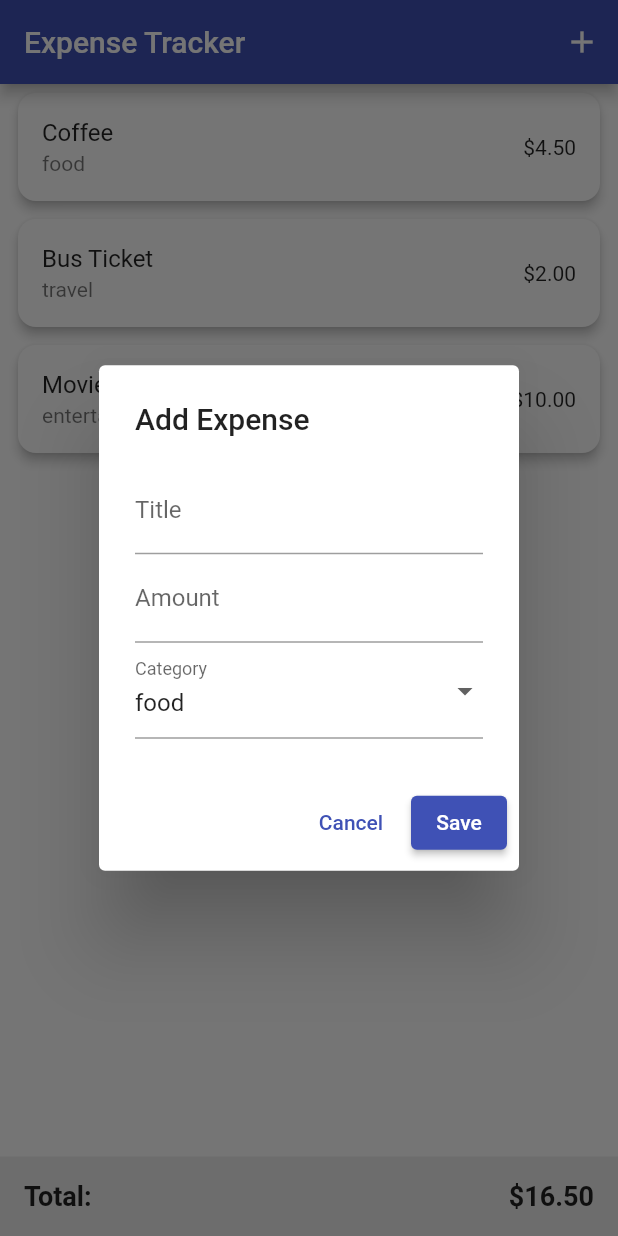
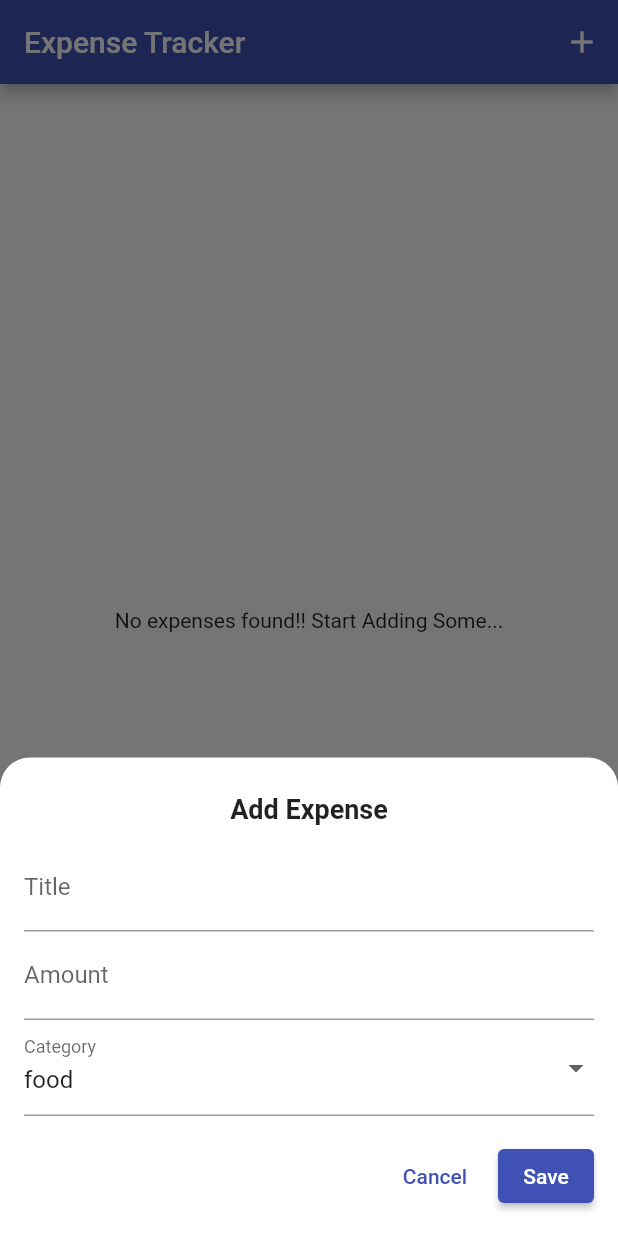
Before and after one commit to farihaarai/expense-tracker-flutter-bloc, a Flutter app: the screen it shows after launch, after a tap on the "add" icon, on a phone screen of 412 x 824 dp. Run offline on Flutter 3.47's test engine with Material 3 defaults, Android fonts, the phone set to English and light mode, and no system bars; our stand-ins replace copy_with_extension, equatable, flutter_bloc.

Commit message:
feat: replace add expense dialog with modal bottom sheet - Removed the previous dialog implementation for adding expenses - Implemented a modal bottom sheet for a smoother and modern UI experience - Updated related UI components to work with the new modal

```diff
--- a/lib/blocs/expense_bloc.dart
+++ b/lib/blocs/expense_bloc.dart
@@ -1,60 +1,31 @@
 import 'package:expense_tracker_bloc/blocs/expense_event.dart';
 import 'package:expense_tracker_bloc/blocs/expense_state.dart';
-import 'package:expense_tracker_bloc/enums/expense_category.dart';
+// import 'package:expense_tracker_bloc/enums/expense_category.dart';
 import 'package:expense_tracker_bloc/models/expense.dart';
 import 'package:flutter_bloc/flutter_bloc.dart';
 
 class ExpenseBloc extends Bloc<ExpenseEvent, ExpenseState> {
-  ExpenseBloc()
-    : super(
-        ExpenseState(
-          expenses: [
-            Expense(
-              id: 1,
-              title: "Coffee",
-              amount: 4.5,
-              date: DateTime.now(),
-              category: ExpenseCategory.food,
-            ),
-            Expense(
-              id: 2,
-              title: "Bus Ticket",
-              amount: 2.0,
-              date: DateTime.now(),
-              category: ExpenseCategory.travel,
-            ),
-            Expense(
-              id: 3,
-              title: "Movie",
-              amount: 10.0,
-              date: DateTime.now(),
-              category: ExpenseCategory.entertainment,
-            ),
-          ],
-          totalAmount: 16.5,
-          categoryTotals: {"Food": 4.5, "Travel": 2.0, "Entertainment": 10.0},
-        ),
-      ) {
-    on<LoadExpenses>(_onLoadExpensesEvent);
+  ExpenseBloc() : super(ExpenseState()) {
+    // on<LoadExpenses>(_onLoadExpensesEvent);
     on<AddExpense>(_onAddExpenseEvent);
     on<DeleteExpense>(_onDeleteExpenseEvent);
   }
 
-  void _onLoadExpensesEvent(LoadExpenses event, Emitter<ExpenseState> emit) {}
+  // void _onLoadExpensesEvent(LoadExpenses event, Emitter<ExpenseState> emit) {}
 
   void _onAddExpenseEvent(AddExpense event, Emitter<ExpenseState> emit) {
     // Way 1
-    List<Expense> list = state.expenses; // existing state expenses
-    list.add(event.expense); // add
+    // List<Expense> list = state.expenses; // existing state expenses
+    // list.add(event.expense); // add
 
     // Way 2
     // creating new list from existing list
-    // List<Expense> newList = [...state.expenses, event.expense];
+    List<Expense> newList = [...state.expenses, event.expense];
 
     // emit new state
     emit(
       state.copyWith(
-        expenses: list,
+        expenses: newList,
         totalAmount: state.totalAmount + event.expense.amount,
       ),
     );
--- /dev/null
+++ b/lib/models/expense_id_generator.dart
@@ -0,0 +1,8 @@
+class ExpenseIdGenerator {
+  static int _id = 0;
+
+  static int getNextId() {
+    _id++;
+    return _id;
+  }
+}
--- a/lib/ui/home_page.dart
+++ b/lib/ui/home_page.dart
@@ -2,6 +2,7 @@ import 'package:expense_tracker_bloc/blocs/expense_bloc.dart';
 import 'package:expense_tracker_bloc/blocs/expense_event.dart';
 import 'package:expense_tracker_bloc/enums/expense_category.dart';
 import 'package:expense_tracker_bloc/models/expense.dart';
+import 'package:expense_tracker_bloc/models/expense_id_generator.dart';
 import 'package:expense_tracker_bloc/ui/widgets/expense_list.dart';
 import 'package:expense_tracker_bloc/ui/widgets/total_expense.dart';
 import 'package:flutter/material.dart';
@@ -18,7 +19,7 @@ class HomePage extends StatelessWidget {
         actions: [
           IconButton(
             onPressed: () {
-              _showAddExpenseDialog(context);
+              _showAddExpenseBotttomSheet(context);
             },
             icon: const Icon(Icons.add, color: Colors.white),
           ),
@@ -35,7 +36,7 @@ class HomePage extends StatelessWidget {
     );
   }
 
-  void _showAddExpenseDialog(BuildContext context) {
+  void _showAddExpenseBotttomSheet(BuildContext context) {
     final titleController = TextEditingController();
     final amountController = TextEditingController();
     ExpenseCategory selectedCategory = ExpenseCategory.food;
@@ -45,12 +46,7 @@ class HomePage extends StatelessWidget {
 
       if (title.isNotEmpty && amount > 0) {
         final bloc = context.read<ExpenseBloc>();
-        final newId = bloc.state.expenses.isEmpty
-            ? 1
-            : bloc.state.expenses
-                      .map((e) => e.id)
-                      .reduce((a, b) => a > b ? a : b) +
-                  1;
+        final newId = ExpenseIdGenerator.getNextId();
         final newExpense = Expense(
           id: newId,
           title: title,
@@ -64,15 +60,28 @@ class HomePage extends StatelessWidget {
       }
     }
 
-    //  Add Expense Dailog
-    showDialog(
+    showModalBottomSheet(
       context: context,
+      isScrollControlled: true,
+      shape: RoundedRectangleBorder(
+        borderRadius: BorderRadius.vertical(top: Radius.circular(20)),
+      ),
       builder: (_) {
-        return AlertDialog(
-          title: const Text("Add Expense"),
-          content: Column(
+        return Padding(
+          padding: EdgeInsets.only(
+            left: 16,
+            right: 16,
+            top: 24,
+            bottom: MediaQuery.of(context).viewInsets.bottom + 16,
+          ),
+          child: Column(
             mainAxisSize: MainAxisSize.min,
             children: [
+              const Text(
+                "Add Expense",
+                style: TextStyle(fontSize: 18, fontWeight: FontWeight.bold),
+              ),
+              const SizedBox(height: 12),
               TextField(
                 controller: titleController,
                 decoration: const InputDecoration(labelText: "Title"),
@@ -92,15 +101,20 @@ class HomePage extends StatelessWidget {
                 },
                 decoration: const InputDecoration(labelText: "Category"),
               ),
+              const SizedBox(height: 16),
+              Row(
+                mainAxisAlignment: MainAxisAlignment.end,
+                children: [
+                  TextButton(
+                    onPressed: () => Navigator.pop(context),
+                    child: Text("Cancel"),
+                  ),
+                  SizedBox(width: 10),
+                  ElevatedButton(onPressed: onSave, child: Text("Save")),
+                ],
+              ),
             ],
           ),
-          actions: [
-            TextButton(
-              onPressed: () => Navigator.pop(context),
-              child: Text("Cancel"),
-            ),
-            ElevatedButton(onPressed: onSave, child: Text("Save")),
-          ],
         );
       },
     );
```
